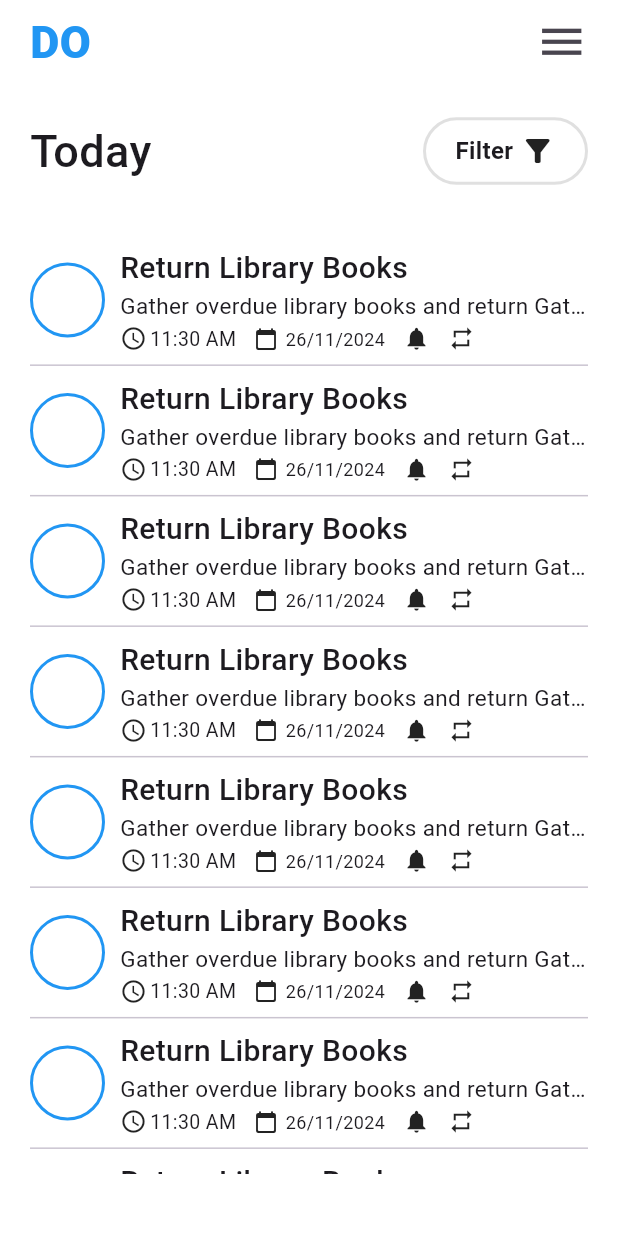
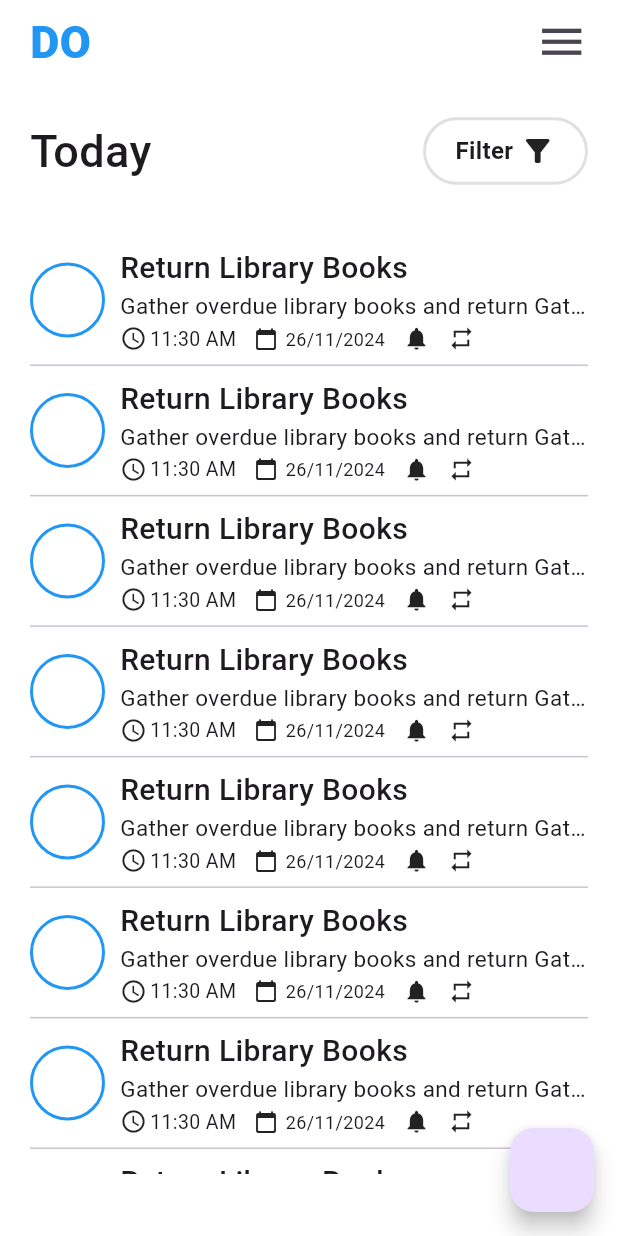
Before and after one commit to Ratndeep1999/to_do_app, a Flutter app: the screen it shows after launch, on a phone screen of 412 x 824 dp. Run offline on Flutter 3.47's test engine with Material 3 defaults, Android fonts, the phone set to English and light mode, and no system bars.

Commit message:
to_do_list_page.dart : AppBar add, in Row filter section add, ListView section add, inside listview circle add, title add inside listview, description add inside listview, time add to listview, date add to listview, notification add to listview, refresh add to listview, floatingActionButton() add,

```diff
--- a/lib/to_do_list_page.dart
+++ b/lib/to_do_list_page.dart
@@ -12,6 +12,9 @@ class _ToDoListPageState extends State<ToDoListPage> {
   Widget build(BuildContext context) {
     return Scaffold(
       backgroundColor: Colors.white,
+      floatingActionButton: FloatingActionButton(
+          onPressed: () {}
+      ),
       appBar: AppBar(
         actionsPadding: EdgeInsets.symmetric(horizontal: 20),
         actions: [
```
